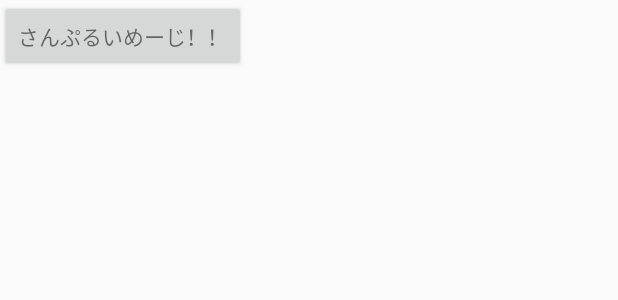
After one commit to KazuCocoa/ScreenCapture, an Android app: the layout capture_screen.xml on its own in the app's theme, with its tools: preview values and no code run, on a phone screen of 412 x 824 dp. The commit adds this screen. Shown: the top 300 px of the screen. Run offline under Robolectric (Android 15) with nearby library versions, the phone set to English and light mode, and no system bars.

Commit message:
add screen capture as activity

```diff
--- a/NotificationSample/src/main/AndroidManifest.xml
+++ b/NotificationSample/src/main/AndroidManifest.xml
@@ -16,10 +16,8 @@
                 <category android:name="android.intent.category.LAUNCHER" />
             </intent-filter>
         </activity>
-        <activity
-            android:name="com.notificationsample.notificationsample.CaptureScreen"
-            android:theme="@android:style/Theme.Translucent.NoTitleBar" >
-        </activity>
+        <activity android:name="com.notificationsample.notificationsample.CaptureScreen"
+            android:theme="@android:style/Theme.Translucent.NoTitleBar" />
         <service
             android:name="com.notificationsample.notificationsample.Notification"
             android:enabled="true"
--- a/NotificationSample/src/main/java/com/notificationsample/notificationsample/Notification.java
+++ b/NotificationSample/src/main/java/com/notificationsample/notificationsample/Notification.java
@@ -37,8 +37,8 @@ public class Notification extends Service {
         Intent intent = new Intent(Notification.this, CaptureScreen.class);
 
         intent.putExtra("text", "Notification Activity");
-        //intent.setFlags(Intent.FLAG_ACTIVITY_NEW_TASK | Intent.FLAG_ACTIVITY_CLEAR_TASK);
-        intent.setFlags(Intent.FLAG_ACTIVITY_EXCLUDE_FROM_RECENTS);
+        intent.setFlags(Intent.FLAG_ACTIVITY_NEW_TASK | Intent.FLAG_ACTIVITY_CLEAR_TASK);
+        //intent.setFlags(Intent.FLAG_ACTIVITY_EXCLUDE_FROM_RECENTS);
         PendingIntent pendingIntent =
                 PendingIntent.getActivity(this, 0, intent,
                         PendingIntent.FLAG_CANCEL_CURRENT);
--- a/NotificationSample/src/main/res/layout/activity_main.xml
+++ b/NotificationSample/src/main/res/layout/activity_main.xml
@@ -1,3 +1,5 @@
+<?xml version="1.0" encoding="utf-8"?>
+
 <LinearLayout xmlns:android="http://schemas.android.com/apk/res/android"
     android:layout_width="fill_parent"
     android:layout_height="fill_parent"
--- /dev/null
+++ b/NotificationSample/src/main/res/layout/capture_screen.xml
@@ -0,0 +1,17 @@
+<?xml version="1.0" encoding="utf-8"?>
+
+<LinearLayout xmlns:android="http://schemas.android.com/apk/res/android"
+    android:layout_width="fill_parent"
+    android:layout_height="fill_parent"
+    android:orientation="vertical"
+    >
+
+    <Button
+        android:layout_width="wrap_content"
+        android:layout_height="wrap_content"
+        android:textAppearance="?android:attr/textAppearanceSmall"
+        android:text="@string/screen_capture"
+        android:id="@+id/screen_capture_text_view"
+        />
+
+</LinearLayout>
--- a/NotificationSample/src/main/res/values/strings.xml
+++ b/NotificationSample/src/main/res/values/strings.xml
@@ -8,4 +8,7 @@
     <string name="take_picture">スクリーンキャプチャ</string>
     <string name="show_picture">画像を表示する</string>
     <string name="delete_picture">削除</string>
+
+    <string name="screen_capture">さんぷるいめーじ！！</string>
+
 </resources>
```
Also changed, not shown: NotificationSample/src/main/java/com/notificationsample/notificationsample/CaptureScreen.java (+29 -11 lines), NotificationSample/src/main/java/com/notificationsample/notificationsample/MainActivity.java (+11 -1 lines), 1 other file.
